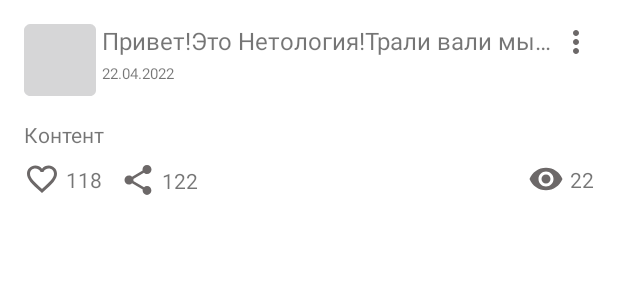
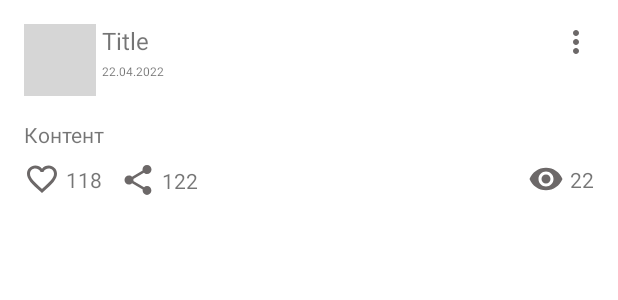
Before and after one commit to gogi1704/NMedia_HomeWorkAndroid, an Android app: the layout activity_main.xml on its own in the app's theme, with its tools: preview values and no code run, on a phone screen of 412 x 824 dp. Shown: the top 300 px of the screen. Run offline under Robolectric (Android 15) with nearby library versions, the phone set to English and light mode, and no system bars; grey boxes are pictures that could not be loaded.

Commit message:
Create 2.1 Homework

```diff
--- a/app/build.gradle
+++ b/app/build.gradle
@@ -29,6 +29,10 @@ android {
     kotlinOptions {
         jvmTarget = '1.8'
     }
+
+    buildFeatures{
+        viewBinding = true
+    }
 }
 
 dependencies {
--- /dev/null
+++ b/app/src/main/res/drawable/ic_like_true_24.xml
@@ -0,0 +1,5 @@
+<vector android:height="24dp" android:tint="#8E1616"
+    android:viewportHeight="24" android:viewportWidth="24"
+    android:width="24dp" xmlns:android="http://schemas.android.com/apk/res/android">
+    <path android:fillColor="@android:color/white" android:pathData="M12,21.35l-1.45,-1.32C5.4,15.36 2,12.28 2,8.5 2,5.42 4.42,3 7.5,3c1.74,0 3.41,0.81 4.5,2.09C13.09,3.81 14.76,3 16.5,3 19.58,3 22,5.42 22,8.5c0,3.78 -3.4,6.86 -8.55,11.54L12,21.35z"/>
+</vector>
--- a/app/src/main/res/layout/activity_main.xml
+++ b/app/src/main/res/layout/activity_main.xml
@@ -13,7 +13,7 @@
         android:layout_margin="16dp"
         app:layout_constraintStart_toStartOf="parent"
         app:layout_constraintTop_toTopOf="parent"
-        app:srcCompat="@mipmap/ic_netology_48"
+        app:srcCompat="@drawable/ic_netology_48_foreground"
 
         />
 
@@ -25,12 +25,12 @@
         android:layout_marginStart="4dp"
         android:maxLines="1"
         android:singleLine="true"
-        android:text="Привет!Это Нетология!Трали вали мы на "
         android:textSize="16sp"
         app:layout_constraintEnd_toStartOf="@+id/imageView_more"
         app:layout_constraintHorizontal_bias="0.0"
         app:layout_constraintStart_toEndOf="@+id/imageView_icon"
-        app:layout_constraintTop_toTopOf="@+id/imageView_icon" />
+        app:layout_constraintTop_toTopOf="@+id/imageView_icon"
+        tools:text="Title" />
 
     <TextView
         android:id="@+id/text_date"
@@ -38,10 +38,10 @@
         android:layout_height="wrap_content"
         android:layout_marginStart="4dp"
         android:layout_marginTop="4dp"
-        android:text="22.04.2022"
-        android:textSize="10sp"
+        android:textSize="8sp"
         app:layout_constraintStart_toEndOf="@+id/imageView_icon"
-        app:layout_constraintTop_toBottomOf="@+id/text_title" />
+        app:layout_constraintTop_toBottomOf="@+id/text_title"
+        tools:text="22.04.2022" />
 
     <ImageView
         android:id="@+id/imageView_more"
@@ -57,10 +57,10 @@
         android:layout_width="match_parent"
         android:layout_height="wrap_content"
         android:layout_margin="16dp"
-        android:text="Контент"
         app:layout_constraintEnd_toEndOf="parent"
         app:layout_constraintStart_toStartOf="parent"
-        app:layout_constraintTop_toBottomOf="@id/barrier_title" />
+        app:layout_constraintTop_toBottomOf="@id/barrier_title"
+        tools:text="Контент" />
 
     <androidx.constraintlayout.widget.Barrier
         android:id="@+id/barrier_title"
@@ -90,7 +90,7 @@
         android:layout_width="wrap_content"
         android:layout_height="wrap_content"
         android:layout_marginStart="4dp"
-        android:text="118"
+        tools:text="118"
         app:layout_constraintBottom_toBottomOf="@+id/image_like"
         app:layout_constraintStart_toEndOf="@+id/image_like"
         app:layout_constraintTop_toTopOf="@+id/image_like" />
@@ -110,7 +110,7 @@
         android:layout_width="wrap_content"
         android:layout_height="wrap_content"
         android:layout_marginStart="4dp"
-        android:text="122"
+        tools:text="122"
         app:layout_constraintBottom_toBottomOf="@+id/image_share"
         app:layout_constraintStart_toEndOf="@+id/image_share"
         app:layout_constraintTop_toTopOf="@+id/image_share" />
@@ -130,7 +130,7 @@
         android:layout_width="wrap_content"
         android:layout_height="wrap_content"
         android:layout_marginTop="8dp"
-        android:text="22"
+        tools:text="22"
         app:layout_constraintBottom_toBottomOf="@+id/image_shows"
         app:layout_constraintEnd_toEndOf="@id/imageView_more"
         app:layout_constraintTop_toBottomOf="@id/barrier_content" />
```
Also changed, not shown: app/src/main/java/com/example/nmedia/MainActivity.kt (+61 -7 lines), app/src/main/java/com/example/nmedia/Post.kt (added, +12 -0 lines).
